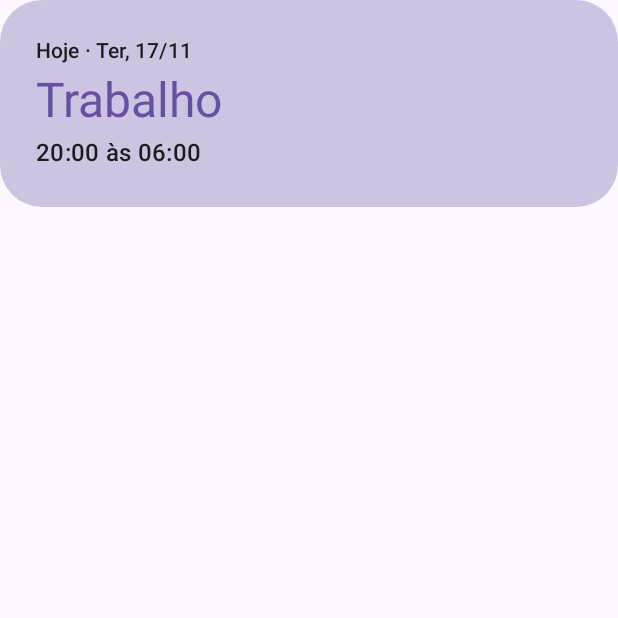
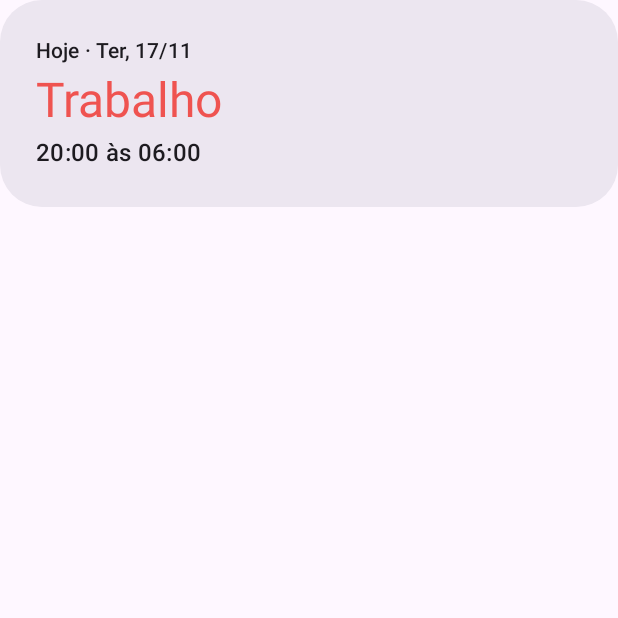
Before and after one commit to wenesga/Escala-Trabalho, an Android app built with Jetpack Compose: the composable CartaoHoje shown on its own in the app's theme, on a phone screen of 412 x 824 dp, the top half of it. Run offline under Robolectric (Android 15) with nearby library versions, the phone set to English and light mode, and no system bars; 1 statement that could not run was skipped.

Commit message:
O cartão de hoje passou a ter fundo neutro, com Trabalho em vermelho e Folga em verde, igual ao widget

```diff
--- a/app/src/main/java/com/wenes/escala/ui/Principal.kt
+++ b/app/src/main/java/com/wenes/escala/ui/Principal.kt
@@ -174,12 +174,8 @@ private fun CartaoHoje(c: Config) {
         Modifier.fillMaxWidth(),
         shape = MaterialTheme.shapes.extraLarge,
         colors = CardDefaults.cardColors(
-            // Destaque fraco: só um tom da cor sobre o fundo. O forte (cheio) fica nos dias do calendário.
-            containerColor = if (trabalha) {
-                androidx.compose.ui.graphics.lerp(cores.surfaceContainerHigh, cores.primary, 0.22f)
-            } else {
-                cores.surfaceContainerHigh
-            },
+            // Fundo neutro nos dois casos, igual ao widget; quem avisa é a cor do título.
+            containerColor = cores.surfaceContainerHigh,
             contentColor = cores.onSurface,
         ),
     ) {
@@ -188,7 +184,8 @@ private fun CartaoHoje(c: Config) {
             Text(
                 if (trabalha) "Trabalho" else "Folga",
                 style = MaterialTheme.typography.displaySmall.copy(fontSize = 32.sp, lineHeight = 38.sp),
-                color = if (trabalha) cores.primary else cores.onSurface,
+                // Trabalho em vermelho (atenção) e folga em verde (livre), as mesmas cores do widget.
+                color = if (trabalha) Color(0xFFEF5350) else Color(0xFF66BB6A),
             )
             if (trabalha) {
                 Text(Formato.horario(c), style = MaterialTheme.typography.titleMedium)
```
